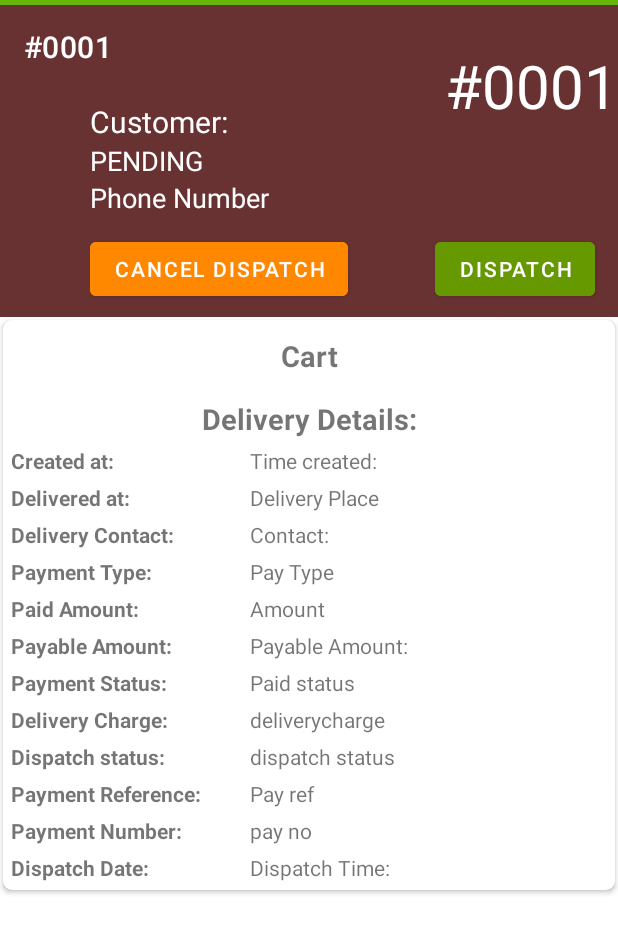
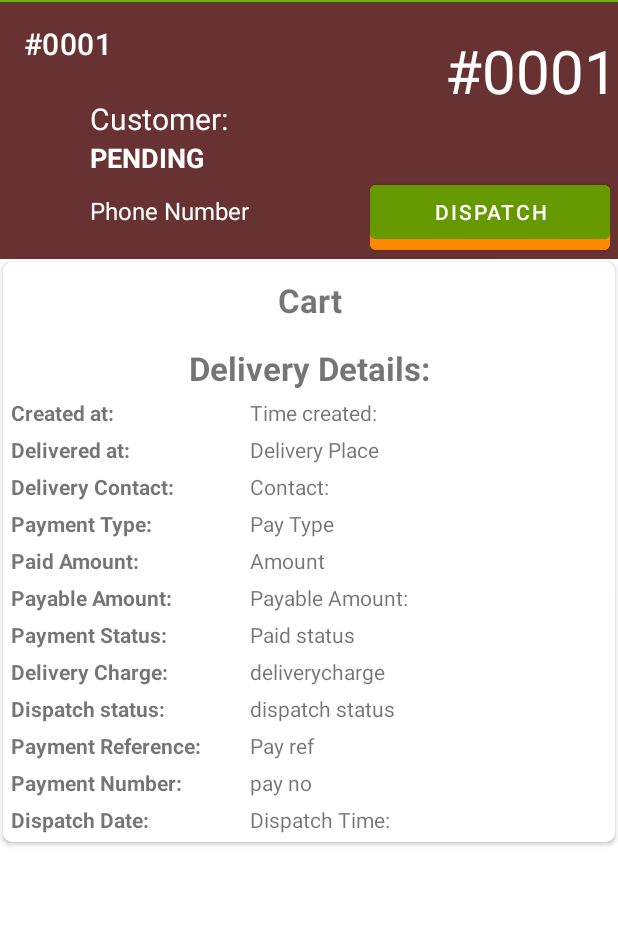
Before and after one commit to StevieApp/restaurantorders, an Android app: the layout activity_specific_order.xml on its own in the app's theme, with its tools: preview values and no code run, on a phone screen of 412 x 824 dp. Shown: the top 933 px of the screen. Run offline under Robolectric (Android 15) with nearby library versions, the phone set to English and light mode, and no system bars; network calls fail.

Commit message:
UI clean

```diff
--- a/app/src/main/java/com/kilimanjarofood/restaurantorders/DispatchedOrders.java
+++ b/app/src/main/java/com/kilimanjarofood/restaurantorders/DispatchedOrders.java
@@ -124,7 +124,7 @@ public class DispatchedOrders extends Fragment {
                         System.out.println(volleyError.toString());
                         Log.d("error from api", "onErrorResponse: \n"
                                 + volleyError.toString());
-                        Toast.makeText(getActivity(), "Unable to load orders",
+                        Toast.makeText(getContext(), "Unable to load orders",
                                 Toast.LENGTH_SHORT).show();
                         progress.hide();
                     }
--- a/app/src/main/java/com/kilimanjarofood/restaurantorders/Orders.java
+++ b/app/src/main/java/com/kilimanjarofood/restaurantorders/Orders.java
@@ -117,7 +117,7 @@ public class Orders extends Fragment {
                         System.out.println(volleyError.toString());
                         Log.d("error from api", "onErrorResponse: \n"
                                 + volleyError.toString());
-                        Toast.makeText(getActivity(), "Unable to load orders",
+                        Toast.makeText(getContext(), "Unable to load orders",
                                 Toast.LENGTH_SHORT).show();
                         progress.hide();
                     }
--- a/app/src/main/java/com/kilimanjarofood/restaurantorders/PendingOrders.java
+++ b/app/src/main/java/com/kilimanjarofood/restaurantorders/PendingOrders.java
@@ -116,7 +116,7 @@ public class PendingOrders extends Fragment {
                         System.out.println(volleyError.toString());
                         Log.d("error from api", "onErrorResponse: \n"
                                 + volleyError.toString());
-                        Toast.makeText(getActivity(), "Unable to load orders",
+                        Toast.makeText(getContext(), "Unable to load orders",
                                 Toast.LENGTH_SHORT).show();
                         progress.hide();
                     }
--- a/app/src/main/java/com/kilimanjarofood/restaurantorders/SpecificOrder.java
+++ b/app/src/main/java/com/kilimanjarofood/restaurantorders/SpecificOrder.java
@@ -201,7 +201,7 @@ public class SpecificOrder extends AppCompatActivity {
                                 textdispatchstatus.setTextColor(getResources().getColor(R.color.colorAccent));
                                 dispatchstatus.setText(pending);
                                 framed.setBackgroundColor(getResources().getColor(R.color.colorAccent));
-                                dispatchstatus.setTextColor(getResources().getColor(R.color.colorAccent));
+                                dispatchstatus.setTextColor(Color.RED);
                             } else {
                                 framed.setBackgroundColor(getResources().getColor(R.color.hound));
                                 textdispatchstatus.setText(dispatched);
--- a/app/src/main/res/layout/activity_specific_order.xml
+++ b/app/src/main/res/layout/activity_specific_order.xml
@@ -29,7 +29,7 @@
 
             <FrameLayout
                 android:layout_width="wrap_content"
-                android:layout_height="3dp"
+                android:layout_height="1dp"
                 android:layout_marginEnd="1dp"
                 android:elevation="25dp"
                 android:orientation="horizontal" />
@@ -56,8 +56,7 @@
                 android:layout_marginStart="60dp"
                 android:layout_marginTop="?attr/actionBarSize"
                 android:orientation="vertical"
-                android:paddingTop="8dp"
-                android:paddingBottom="8dp">
+                android:paddingTop="8dp">
 
                 <TextView
                     android:id="@+id/ownername"
@@ -72,48 +71,50 @@
                     android:layout_width="match_parent"
                     android:layout_height="wrap_content"
                     android:text="@string/Pending"
-                    android:textColor="#FFF"
-                    android:textSize="18sp" />
-
-                <TextView
-                    android:id="@+id/ownernumber"
-                    android:layout_width="match_parent"
-                    android:layout_height="wrap_content"
-                    android:text="@string/phone_no"
+                    android:textStyle="bold"
                     android:textColor="#FFF"
                     android:textSize="18sp" />
 
                 <LinearLayout
                     android:layout_width="match_parent"
                     android:layout_height="wrap_content"
-                    android:layout_gravity="bottom"
-                    android:layout_marginTop="11dp">
+                    android:orientation="horizontal">
 
-                    <androidx.coordinatorlayout.widget.CoordinatorLayout
+                    <TextView
+                        android:id="@+id/ownernumber"
                         android:layout_width="match_parent"
                         android:layout_height="wrap_content"
-                        android:orientation="vertical">
+                        android:layout_weight=".9"
+                        android:text="@string/phone_no"
+                        android:textColor="#FFF"
+                        android:textSize="16sp" />
 
+                    <RelativeLayout
+                        android:layout_width="wrap_content"
+                        android:layout_height="wrap_content"
+                        android:layout_marginEnd="5dp">
+
+                        <com.google.android.material.button.MaterialButton
+                            android:id="@+id/buttoncanceldispatch"
+                            android:layout_width="160dp"
+                            android:layout_height="wrap_content"
+                            android:layout_gravity="end"
+                            android:elevation="200dp"
+                            android:gravity="center"
+                            android:visibility="visible"
+                            android:backgroundTint="@android:color/holo_orange_dark"
+                            android:text="@string/canceldispatch" />
 
                         <com.google.android.material.button.MaterialButton
                             android:id="@+id/buttondispatch"
-                            android:layout_width="wrap_content"
+                            android:layout_width="160dp"
                             android:layout_height="wrap_content"
-                            android:layout_gravity="end"
-                            android:layout_marginEnd="15dp"
                             android:backgroundTint="@android:color/holo_green_dark"
+                            android:elevation="250dp"
+                            android:gravity="center"
                             android:text="@string/dispatchbutton" />
 
-                        <com.google.android.material.button.MaterialButton
-                            android:id="@+id/buttoncanceldispatch"
-                            android:layout_width="wrap_content"
-                            android:layout_height="wrap_content"
-                            android:layout_gravity="start"
-                            android:backgroundTint="@android:color/holo_orange_dark"
-                            android:text="@string/canceldispatch" />
-
-                    </androidx.coordinatorlayout.widget.CoordinatorLayout>
-
+                    </RelativeLayout>
 
                 </LinearLayout>
 
@@ -156,7 +157,7 @@
                         android:layout_height="wrap_content"
                         android:gravity="center"
                         android:text="@string/cart"
-                        android:textSize="19sp"
+                        android:textSize="22sp"
                         android:textStyle="bold" />
                 </LinearLayout>
 
@@ -175,7 +176,6 @@
                 </LinearLayout>
 
                 <LinearLayout
-                    android:id="@+id/ownermail"
                     android:layout_width="match_parent"
                     android:layout_height="wrap_content"
                     android:layout_marginTop="5dp"
@@ -184,12 +184,11 @@
                     android:orientation="horizontal">
 
                     <TextView
-                        android:id="@+id/textowneremail"
                         android:layout_width="match_parent"
                         android:layout_height="wrap_content"
                         android:gravity="center"
                         android:text="@string/delivery_details"
-                        android:textSize="19sp"
+                        android:textSize="22sp"
                         android:textStyle="bold" />
 
                 </LinearLayout>
@@ -512,13 +511,12 @@
 
     </androidx.cardview.widget.CardView>
 
-
     <TextView
         android:id="@+id/specificorderid"
         android:layout_width="match_parent"
         android:layout_height="147dp"
         android:gravity="end"
-        android:paddingTop="30dp"
+        android:paddingTop="20dp"
         android:textColor="@android:color/white"
         android:text="@string/orderid"
         android:textSize="40sp" />
--- a/app/src/main/res/layout/activity_viewing.xml
+++ b/app/src/main/res/layout/activity_viewing.xml
@@ -83,7 +83,7 @@
     <com.google.android.material.bottomnavigation.BottomNavigationView
         android:id="@+id/bottom_navigator"
         android:layout_width="match_parent"
-        android:layout_height="78dp"
+        android:layout_height="60dp"
         android:layout_alignParentBottom="true"
         android:layout_gravity="bottom"
         android:layout_marginBottom="1dp"
```
Also changed, not shown: app/src/main/java/com/kilimanjarofood/restaurantorders/MainActivity.java (+1 -7 lines), app/src/main/res/layout/each_order.xml (+9 -8 lines), app/src/main/res/layout/each_orderitem.xml (+4 -6 lines).
